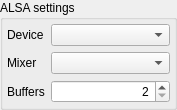
Old version of the form apps/zxtune-qt/ui/preferences/sound_alsa.ui in the repository vitamin-caig/zxtune.
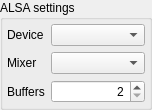
New version of the form.

The edit to the form file:
```diff
--- a/apps/zxtune-qt/ui/preferences/sound_alsa.ui
+++ b/apps/zxtune-qt/ui/preferences/sound_alsa.ui
@@ -6,7 +6,7 @@
    <rect>
     <x>0</x>
     <y>0</y>
-    <width>177</width>
+    <width>152</width>
     <height>106</height>
    </rect>
   </property>
@@ -28,35 +28,37 @@
       </property>
       <item row="0" column="0">
        <widget class="QLabel" name="labelDevice">
-        <property name="sizePolicy">
-         <sizepolicy hsizetype="Maximum" vsizetype="Preferred">
-          <horstretch>0</horstretch>
-          <verstretch>0</verstretch>
-         </sizepolicy>
-        </property>
         <property name="text">
          <string>Device</string>
         </property>
        </widget>
       </item>
       <item row="0" column="1">
-       <widget class="QComboBox" name="devices"/>
+       <widget class="QComboBox" name="devices">
+        <property name="sizePolicy">
+         <sizepolicy hsizetype="Expanding" vsizetype="Fixed">
+          <horstretch>0</horstretch>
+          <verstretch>0</verstretch>
+         </sizepolicy>
+        </property>
+       </widget>
       </item>
       <item row="1" column="0">
        <widget class="QLabel" name="labelMixer">
-        <property name="sizePolicy">
-         <sizepolicy hsizetype="Maximum" vsizetype="Preferred">
-          <horstretch>0</horstretch>
-          <verstretch>0</verstretch>
-         </sizepolicy>
-        </property>
         <property name="text">
          <string>Mixer</string>
         </property>
        </widget>
       </item>
       <item row="1" column="1">
-       <widget class="QComboBox" name="mixers"/>
+       <widget class="QComboBox" name="mixers">
+        <property name="sizePolicy">
+         <sizepolicy hsizetype="Expanding" vsizetype="Fixed">
+          <horstretch>0</horstretch>
+          <verstretch>0</verstretch>
+         </sizepolicy>
+        </property>
+       </widget>
       </item>
       <item row="2" column="0">
        <widget class="QLabel" name="labelBuffers">
@@ -73,6 +75,12 @@
       </item>
       <item row="2" column="1">
        <widget class="QSpinBox" name="buffers">
+        <property name="sizePolicy">
+         <sizepolicy hsizetype="Preferred" vsizetype="Fixed">
+          <horstretch>0</horstretch>
+          <verstretch>0</verstretch>
+         </sizepolicy>
+        </property>
         <property name="alignment">
          <set>Qt::AlignRight|Qt::AlignTrailing|Qt::AlignVCenter</set>
         </property>
```
Left out of the diff: 6 changed lines with no effect on the pictures.
